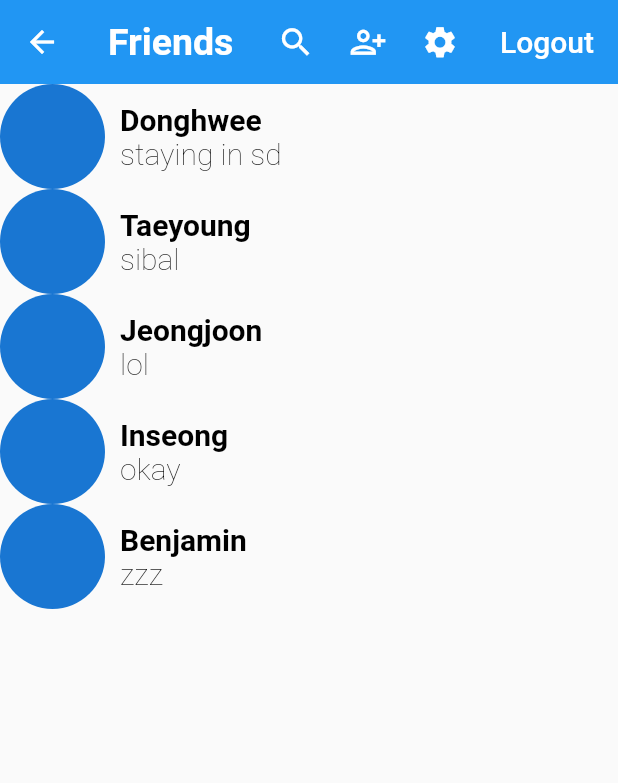
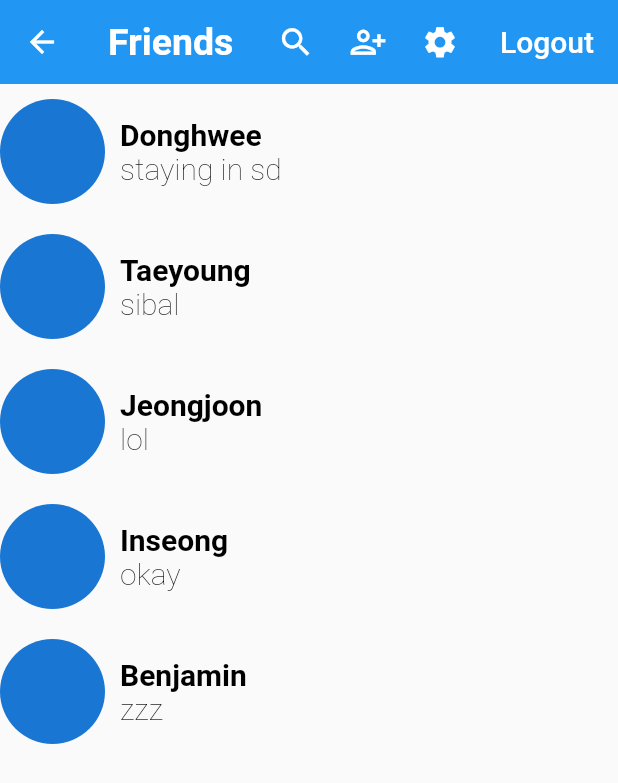
Before and after one commit to mark-taeyoung/triton_chat, a Flutter app: the HomePage screen opened directly, on a phone screen of 412 x 824 dp. Shown: the top 783 px of the screen. Run offline on Flutter 3.47's test engine with Material 2 defaults, Android fonts, the phone set to English and light mode, and no system bars; our stand-ins replace firebase_auth; accounts and stored records are empty.

Commit message:
added padding between contact

```diff
--- a/lib/widgets/contacts.dart
+++ b/lib/widgets/contacts.dart
@@ -10,7 +10,9 @@ class Contacts extends StatelessWidget {
         scrollDirection: Axis.vertical,
         itemCount: contacts.length,
         itemBuilder: (BuildContext context, int index) {
-          return GestureDetector(
+          return Container(
+            padding: EdgeInsets.symmetric(vertical: 10.0),
+            child: GestureDetector(
               onTap: () => Navigator.push(
                 context,
                 MaterialPageRoute(
@@ -46,6 +48,7 @@ class Contacts extends StatelessWidget {
                   )
                 ],
               ),
+            ),
           );
         },
       ),
```
Lines whose indentation alone changed are shown as unchanged.
